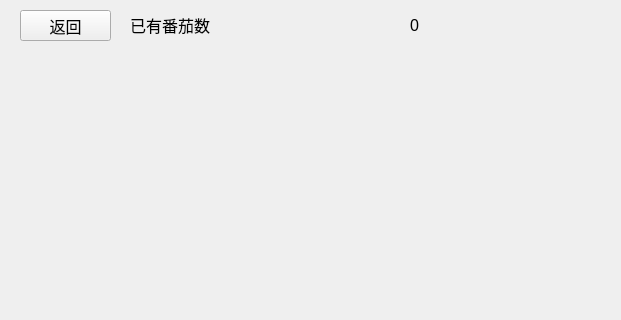
This is TomClock_QtCreator/screenUi/achievementwindow.ui in MeoRinLime/TomClock as Qt 5 draws it before an edit; both pictures show x 0 to 621 and y 0 to 320 of the 800 by 500 pixel window. The edited form follows.
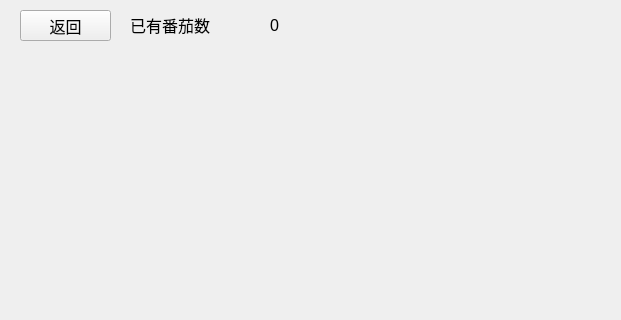
This is the edited form. Icons and pictures are not drawn.

Commit message: 调整了成就界面ui

Patch:
```diff
--- a/TomClock_QtCreator/screenUi/achievementwindow.ui
+++ b/TomClock_QtCreator/screenUi/achievementwindow.ui
@@ -28,7 +28,7 @@
     <rect>
      <x>130</x>
      <y>9</y>
-     <width>281</width>
+     <width>131</width>
      <height>31</height>
     </rect>
    </property>
@@ -44,7 +44,7 @@
   <widget class="QLabel" name="numOfTomato">
    <property name="geometry">
     <rect>
-     <x>410</x>
+     <x>270</x>
      <y>10</y>
      <width>131</width>
      <height>31</height>
```
The commit also changes 1 other file.
